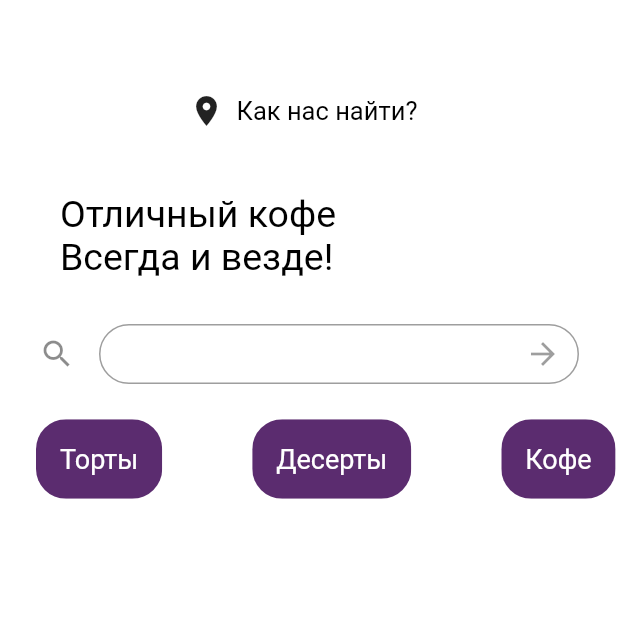
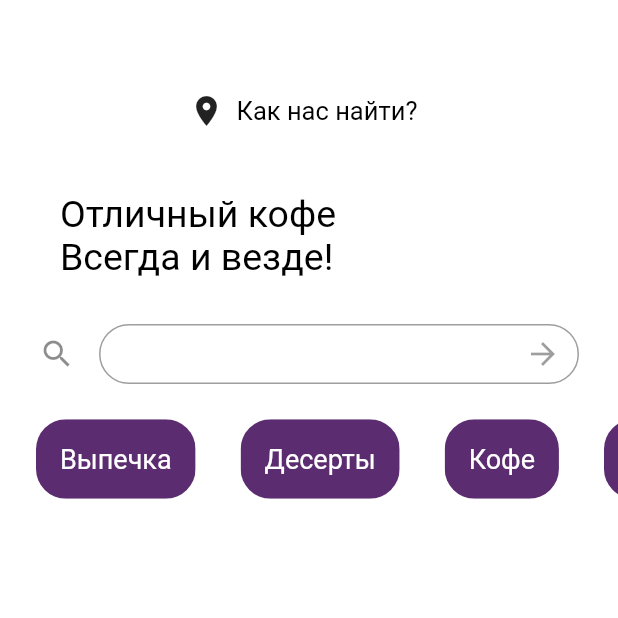
Before and after one commit to Flek55/konstruktor_tortikov, a Flutter app: the HomeMenu screen opened directly, on a phone screen of 412 x 824 dp, the top half of it. Run offline on Flutter 3.47's test engine with Material 2 defaults, Android fonts, the phone set to English and light mode, and no system bars; our stand-ins replace firebase_auth, firebase_core, fluttertoast, geolocator, shared_preferences; missing offline and left inert: yandex_mapkit; accounts and stored records are empty.

Commit message:
Added my location button and minor changes in home_menu design

```diff
--- a/tortik/lib/pages/Home/home_menu.dart
+++ b/tortik/lib/pages/Home/home_menu.dart
@@ -1,5 +1,4 @@
 import 'package:flutter/material.dart';
-import 'package:tortik/pages/map.dart';
 
 
 class HomeMenu extends StatefulWidget {
@@ -19,11 +18,11 @@ List _names = [Row(children:[
                     decoration: const BoxDecoration(
                         color:Color(0xFF5B2C6F)
                     ))),
-            TextButton(onPressed:(null),style:TextButton.styleFrom(foregroundColor: Colors.white30,
+            TextButton(onPressed:(){},style:TextButton.styleFrom(foregroundColor: Colors.white30,
                 padding: const EdgeInsets.all(16),textStyle: const TextStyle(fontSize: 18)),
-                child: const Text("Торты",style:TextStyle(color: Colors.white)))
+                child: const Text("Выпечка",style:TextStyle(color: Colors.white)))
           ])),
-  const SizedBox(width: 60),
+  const SizedBox(width: 30),
   ClipRRect(
       borderRadius: BorderRadius.circular(20),
       child: Stack(
@@ -34,16 +33,26 @@ List _names = [Row(children:[
                     color: Color(0xFF5B2C6F)
                 ),
               ),
-            ), TextButton(onPressed:(null),style:TextButton.styleFrom(foregroundColor: Colors.white30,
+            ), TextButton(onPressed:(){},
+                style:TextButton.styleFrom(foregroundColor: Colors.white30,
                 padding: const EdgeInsets.all(16),
-                textStyle: const TextStyle(fontSize: 18)), child: const Text("Десерты",style:TextStyle(color: Colors.white)))
+                textStyle: const TextStyle(fontSize: 18)),
+                child: const Text("Десерты",style:TextStyle(color: Colors.white)))
           ])),
-  const SizedBox(width: 60),
+  const SizedBox(width: 30),
   ClipRRect(borderRadius: BorderRadius.circular(20),child: Stack(children: <Widget>[Positioned.fill(child: Container(decoration: const BoxDecoration(color:Color(0xFF5B2C6F)
-  ))),
-    TextButton(onPressed:(null),style:TextButton.styleFrom(foregroundColor: Colors.white30,padding: const EdgeInsets.all(16),textStyle: const TextStyle(fontSize: 18)), child: const Text("Кофе",style:TextStyle(color: Colors.white)))
-  ])),
-  const SizedBox(width: 60),ClipRRect(
+  )
+  )
+  ),
+    TextButton(onPressed:(){},
+        style:TextButton.styleFrom(foregroundColor: Colors.white30,
+            padding: const EdgeInsets.all(16),
+            textStyle: const TextStyle(fontSize: 18)),
+        child: const Text("Кофе",style:TextStyle(color: Colors.white)))
+  ]
+  )
+  ),
+  const SizedBox(width: 30),ClipRRect(
       borderRadius: BorderRadius.circular(20),
       child: Stack(
           children: <Widget>[
@@ -54,9 +63,17 @@ List _names = [Row(children:[
                 ),
               ),
             ),
-            TextButton(onPressed:(null),style:TextButton.styleFrom(foregroundColor: Colors.white30,padding: const EdgeInsets.all(16),textStyle: const TextStyle(fontSize: 18)), child:Text("Выпечка",style:TextStyle(color: Colors.white)))
-          ]))]
-)];
+            TextButton(onPressed:(){},
+                style:TextButton.styleFrom(foregroundColor: Colors.white30,
+                    padding: const EdgeInsets.all(16),
+                    textStyle: const TextStyle(fontSize: 18)),
+                child:const Text("Торты",style:TextStyle(color: Colors.white)))
+          ]
+      )
+  )
+]
+)
+];
 
 
 
@@ -102,7 +119,7 @@ class _HomeMenuState extends State<HomeMenu> {
               ),
               focusedBorder: OutlineInputBorder(
                 borderRadius: BorderRadius.all(Radius.circular(10.0)),
-                borderSide: BorderSide(color: Colors.blue),
+                borderSide: BorderSide(color: Color(0xFF5B2C6F)),
               ),
             ),
           ), ),
```
Also changed, not shown: tortik/lib/pages/map.dart (+8 -1 lines).
